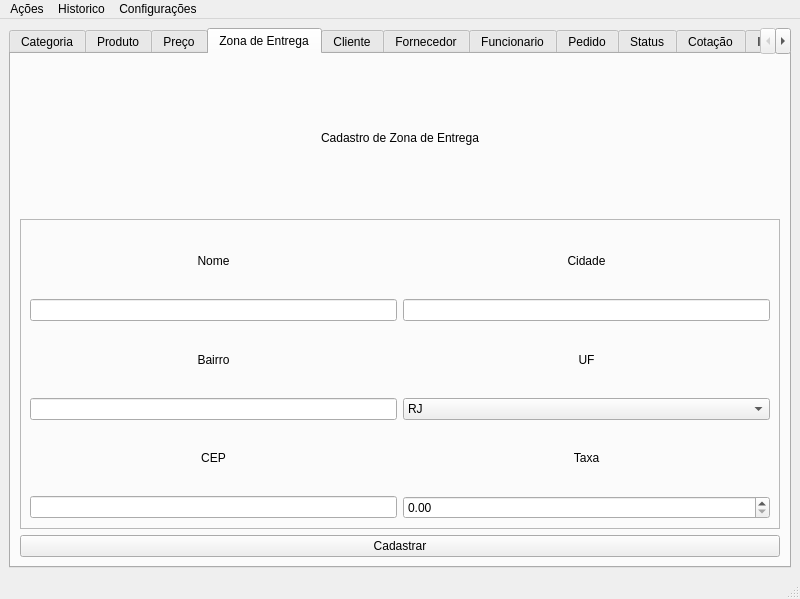
Before: the Qt Designer form backend/src/qt/views/mainV2.ui in antoniofernandodj/Chickie, drawn with Qt 5.
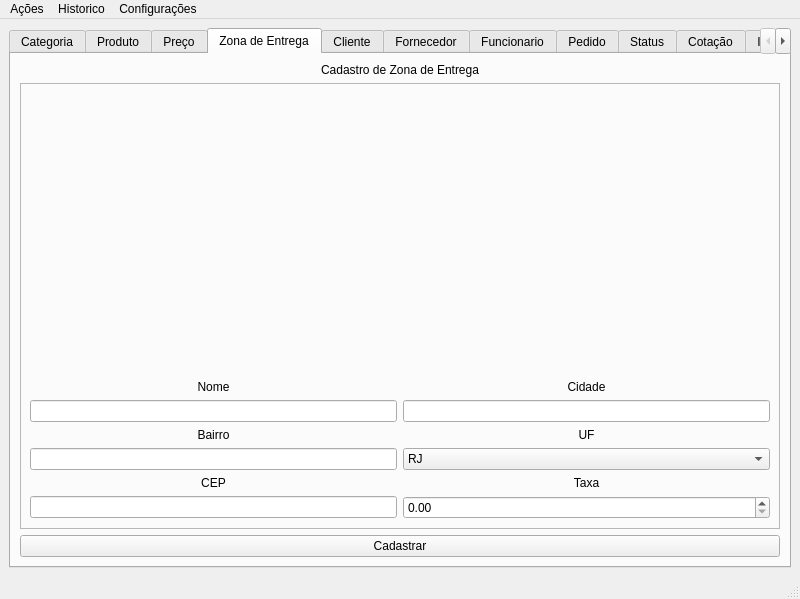
After: the same form once the commit is applied. The open tabs and pages were chosen to show the change.

Commit message: login form

Patch:
```diff
--- a/backend/src/qt/views/mainV2.ui
+++ b/backend/src/qt/views/mainV2.ui
@@ -11,14 +11,14 @@
    </rect>
   </property>
   <property name="windowTitle">
-   <string>MainWindow</string>
+   <string>Chickie</string>
   </property>
   <widget class="QWidget" name="centralwidget">
    <layout class="QVBoxLayout" name="verticalLayout">
     <item>
      <widget class="QTabWidget" name="tabWidget">
       <property name="currentIndex">
-       <number>1</number>
+       <number>7</number>
       </property>
       <widget class="QWidget" name="tabCategoria">
        <attribute name="title">
@@ -298,17 +298,17 @@
            <enum>QFrame::Raised</enum>
           </property>
           <layout class="QGridLayout" name="gridLayout_5">
-           <item row="5" column="0">
-            <widget class="QLineEdit" name="lineEditCEPZonaEntrega">
+           <item row="6" column="0">
+            <widget class="QLabel" name="labelCEPZonaEntrega">
+             <property name="text">
+              <string>CEP</string>
+             </property>
              <property name="alignment">
               <set>Qt::AlignCenter</set>
              </property>
-             <property name="placeholderText">
-              <string/>
-             </property>
             </widget>
            </item>
-           <item row="1" column="0">
+           <item row="3" column="0">
             <widget class="QLineEdit" name="lineEditNomeZonaEntrega">
              <property name="alignment">
               <set>Qt::AlignCenter</set>
@@ -318,8 +318,8 @@
              </property>
             </widget>
            </item>
-           <item row="2" column="0">
-            <widget class="QLabel" name="label_3">
+           <item row="4" column="0">
+            <widget class="QLabel" name="labelBairroZonaEntrega">
              <property name="text">
               <string>Bairro</string>
              </property>
@@ -328,20 +328,30 @@
              </property>
             </widget>
            </item>
-           <item row="5" column="1">
+           <item row="6" column="1">
+            <widget class="QLabel" name="labelTaxaZonaEntrega">
+             <property name="text">
+              <string>Taxa</string>
+             </property>
+             <property name="alignment">
+              <set>Qt::AlignCenter</set>
+             </property>
+            </widget>
+           </item>
+           <item row="7" column="1">
             <widget class="QDoubleSpinBox" name="doubleSpinBoxTaxaZonaEntrega"/>
            </item>
            <item row="2" column="1">
-            <widget class="QLabel" name="label_4">
+            <widget class="QLabel" name="labelCidadeZonaEntrega">
              <property name="text">
-              <string>UF</string>
+              <string>Cidade</string>
              </property>
              <property name="alignment">
               <set>Qt::AlignCenter</set>
              </property>
             </widget>
            </item>
-           <item row="1" column="1">
+           <item row="3" column="1">
             <widget class="QLineEdit" name="lineEditCidadeZonaEntrega">
              <property name="alignment">
               <set>Qt::AlignCenter</set>
@@ -351,7 +361,7 @@
              </property>
             </widget>
            </item>
-           <item row="3" column="1">
+           <item row="5" column="1">
             <widget class="QComboBox" name="comboBoxUFZonaEntrega">
              <property name="placeholderText">
               <string/>
@@ -363,7 +373,17 @@
              </item>
             </widget>
            </item>
-           <item row="3" column="0">
+           <item row="4" column="1">
+            <widget class="QLabel" name="labelUFZonaEntrega">
+             <property name="text">
+              <string>UF</string>
+             </property>
+             <property name="alignment">
+              <set>Qt::AlignCenter</set>
+             </property>
+            </widget>
+           </item>
+           <item row="5" column="0">
             <widget class="QLineEdit" name="lineEditBairroZonaEntrega">
              <property name="alignment">
               <set>Qt::AlignCenter</set>
@@ -373,7 +393,17 @@
              </property>
             </widget>
            </item>
-           <item row="0" column="0">
+           <item row="7" column="0">
+            <widget class="QLineEdit" name="lineEditCEPZonaEntrega">
+             <property name="alignment">
+              <set>Qt::AlignCenter</set>
+             </property>
+             <property name="placeholderText">
+              <string/>
+             </property>
+            </widget>
+           </item>
+           <item row="2" column="0">
             <widget class="QLabel" name="label">
              <property name="text">
               <string>Nome</string>
@@ -383,35 +413,18 @@
              </property>
             </widget>
            </item>
-           <item row="0" column="1">
-            <widget class="QLabel" name="label_2">
-             <property name="text">
-              <string>Cidade</string>
+           <item row="1" column="1">
+            <spacer name="verticalSpacer">
+             <property name="orientation">
+              <enum>Qt::Vertical</enum>
              </property>
-             <property name="alignment">
-              <set>Qt::AlignCenter</set>
+             <property name="sizeHint" stdset="0">
+              <size>
+               <width>20</width>
+               <height>40</height>
+              </size>
              </property>
-            </widget>
-           </item>
-           <item row="4" column="0">
-            <widget class="QLabel" name="label_5">
-             <property name="text">
-              <string>CEP</string>
-             </property>
-             <property name="alignment">
-              <set>Qt::AlignCenter</set>
-             </property>
-            </widget>
-           </item>
-           <item row="4" column="1">
-            <widget class="QLabel" name="label_6">
-             <property name="text">
-              <string>Taxa</string>
-             </property>
-             <property name="alignment">
-              <set>Qt::AlignCenter</set>
-             </property>
-            </widget>
+            </spacer>
            </item>
           </layout>
          </widget>
@@ -852,6 +865,35 @@
                  <enum>QFrame::Raised</enum>
                 </property>
                 <layout class="QVBoxLayout" name="verticalLayout_12">
+                 <item>
+                  <widget class="QFrame" name="frame_14">
+                   <property name="frameShape">
+                    <enum>QFrame::StyledPanel</enum>
+                   </property>
+                   <property name="frameShadow">
+                    <enum>QFrame::Raised</enum>
+                   </property>
+                   <layout class="QGridLayout" name="gridLayout_4">
+                    <item row="1" column="0">
+                     <widget class="QDoubleSpinBox" name="doubleSpinBoxFretePedido"/>
+                    </item>
+                    <item row="1" column="2">
+                     <widget class="QCheckBox" name="checkBoxFretePedido">
+                      <property name="text">
+                       <string>Usar frete padrão</string>
+                      </property>
+                     </widget>
+                    </item>
+                    <item row="0" column="0">
+                     <widget class="QLabel" name="labelFretePedido">
+                      <property name="text">
+                       <string>Frete</string>
+                      </property>
+                     </widget>
+                    </item>
+                   </layout>
+                  </widget>
+                 </item>
                  <item>
                   <widget class="QLabel" name="labelStatusPedido">
                    <property name="text">
@@ -907,25 +949,8 @@
                  <enum>QFrame::Raised</enum>
                 </property>
                 <layout class="QVBoxLayout" name="verticalLayout_17">
-                 <item>
-                  <widget class="QLabel" name="labelFretePedido">
-                   <property name="text">
-                    <string>Frete</string>
-                   </property>
-                  </widget>
-                 </item>
-                 <item>
-                  <widget class="QDoubleSpinBox" name="doubleSpinBoxFretePedido"/>
-                 </item>
                  <item alignment="Qt::AlignHCenter">
-                  <widget class="QCheckBox" name="checkBoxFretePedido">
-                   <property name="text">
-                    <string>Usar frete padrão</string>
-                   </property>
-                  </widget>
-                 </item>
-                 <item>
-                  <widget class="QLabel" name="label_7">
+                  <widget class="QLabel" name="labelItemPedido">
                    <property name="text">
                     <string>Item</string>
                    </property>
```
The commit also changes 3 other files.
